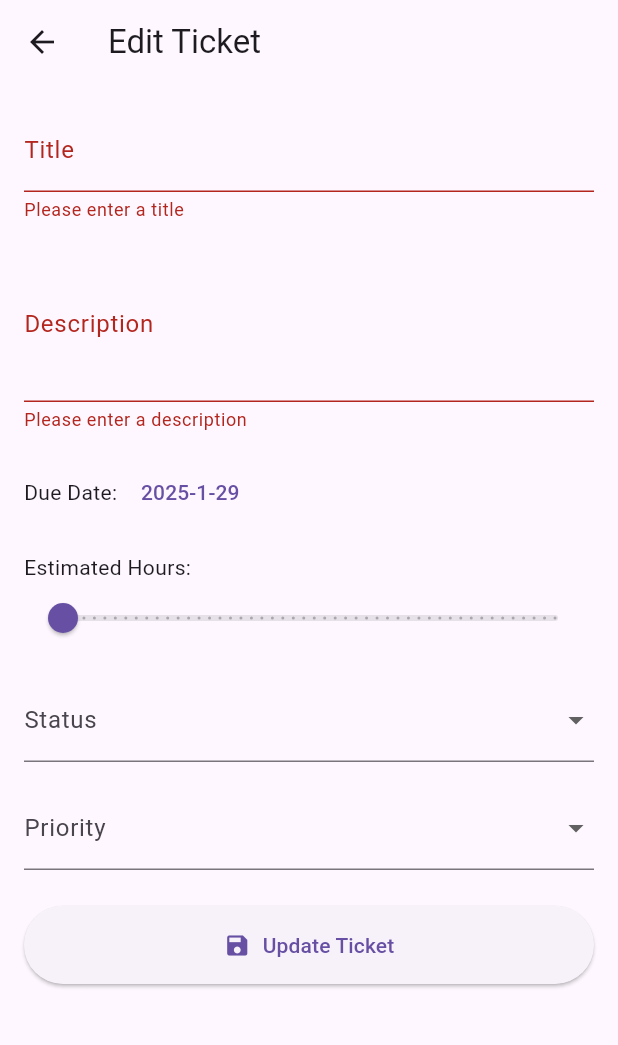
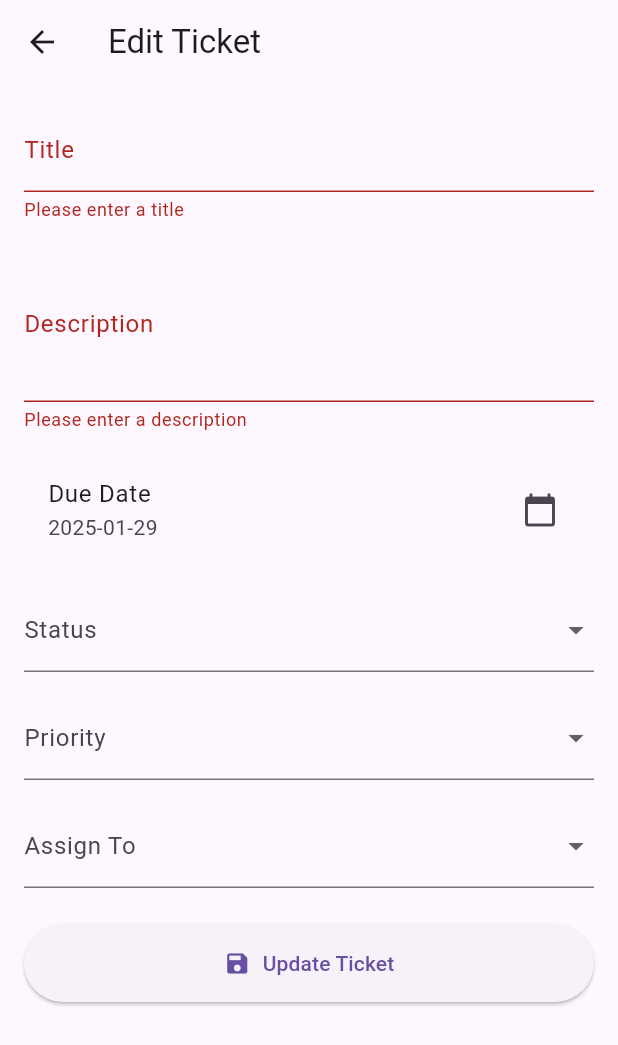
Before and after one commit to itsivali/ticket_support_system, a Flutter app: the EditTicketScreen screen opened directly with empty values, after a tap on "Update Ticket", on a phone screen of 412 x 824 dp. Shown: the top 1045 px of the screen. Run offline on Flutter 3.47's test engine with Material 3 defaults, Android fonts, the phone set to English and light mode, and no system bars; our stand-ins replace flutter_chat_types, flutter_chat_ui; network calls fail.

Commit message:
Enhance edit ticket screen: replace due date picker with ListTile, add assigned agent dropdown

```diff
--- a/lib/screens/edit_ticket_screen.dart
+++ b/lib/screens/edit_ticket_screen.dart
@@ -1,6 +1,7 @@
 import 'package:flutter/material.dart';
 import 'package:provider/provider.dart';
 import '../models/ticket.dart';
+import '../models/agent.dart';
 import '../providers/ticket_provider.dart';
 import '../utils/ui_helpers.dart';
 
@@ -57,16 +58,9 @@ class _EditTicketScreenState extends State<EditTicketScreen> {
             .updateTicket(updatedTicket, context);
 
         if (!mounted) return;
-
-        UIHelpers.showCustomSnackBar(
-          context: context,
-          message: 'Ticket updated successfully!',
-          icon: Icons.check_circle,
-          backgroundColor: Colors.green,
-        );
-
         Navigator.pop(context);
       } catch (error) {
+        if (!mounted) return;
         UIHelpers.showCustomSnackBar(
           context: context,
           message: 'Failed to update ticket: $error',
@@ -83,6 +77,8 @@ class _EditTicketScreenState extends State<EditTicketScreen> {
 
   @override
   Widget build(BuildContext context) {
+    final agents = Provider.of<TicketProvider>(context).agents;
+
     return Scaffold(
       appBar: AppBar(
         title: const Text('Edit Ticket'),
@@ -141,11 +137,11 @@ class _EditTicketScreenState extends State<EditTicketScreen> {
                         onSaved: (value) => _description = value!,
                       ),
                       const SizedBox(height: 16),
-                      Row(
-                        children: [
-                          const Text('Due Date: '),
-                          TextButton(
-                            onPressed: () async {
+                      ListTile(
+                        title: const Text('Due Date'),
+                        subtitle: Text('${_dueDate.toLocal()}'.split(' ')[0]),
+                        trailing: const Icon(Icons.calendar_today),
+                        onTap: () async {
                           final DateTime? picked = await showDatePicker(
                             context: context,
                             initialDate: _dueDate,
@@ -157,25 +153,6 @@ class _EditTicketScreenState extends State<EditTicketScreen> {
                               _dueDate = picked;
                             });
                           }
-                            },
-                            child: Text(
-                              '${_dueDate.year}-${_dueDate.month}-${_dueDate.day}',
-                            ),
-                          ),
-                        ],
-                      ),
-                      const SizedBox(height: 16),
-                      const Text('Estimated Hours:'),
-                      Slider(
-                        value: _estimatedHours,
-                        min: 0.5,
-                        max: 24,
-                        divisions: 47,
-                        label: _estimatedHours.toString(),
-                        onChanged: (value) {
-                          setState(() {
-                            _estimatedHours = value;
-                          });
                         },
                       ),
                       const SizedBox(height: 16),
@@ -210,6 +187,26 @@ class _EditTicketScreenState extends State<EditTicketScreen> {
                           });
                         },
                       ),
+                      const SizedBox(height: 16),
+                      DropdownButtonFormField<String>(
+                        value: _assignedTo,
+                        decoration: const InputDecoration(labelText: 'Assign To'),
+                        items: [
+                          const DropdownMenuItem(
+                            value: null,
+                            child: Text('Unassigned'),
+                          ),
+                          ...agents.map((agent) => DropdownMenuItem(
+                                value: agent.id,
+                                child: Text(agent.name),
+                              ))
+                        ],
+                        onChanged: (value) {
+                          setState(() {
+                            _assignedTo = value;
+                          });
+                        },
+                      ),
                       const SizedBox(height: 24),
                       SizedBox(
                         width: double.infinity,
```
Lines whose indentation alone changed are shown as unchanged.
